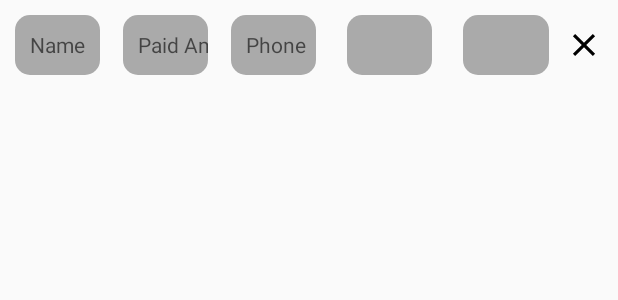
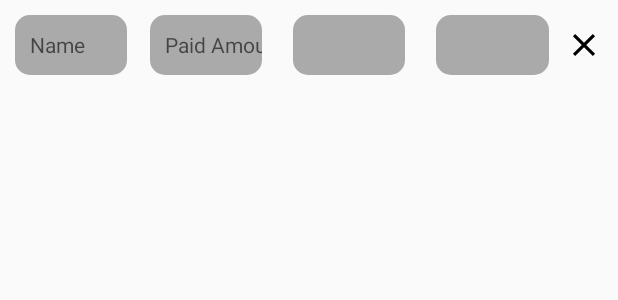
Before and after one commit to thinhlq170/Party-Calculator, an Android app: the layout row_add_member.xml on its own in the app's theme, with its tools: preview values and no code run, on a phone screen of 412 x 824 dp. Shown: the top 300 px of the screen. Run offline under Robolectric (Android 15) with nearby library versions, the phone set to English and light mode, and no system bars.

```diff
--- a/app/src/main/java/com/example/partycalculator/adapters/PartyListViewAdapter.java
+++ b/app/src/main/java/com/example/partycalculator/adapters/PartyListViewAdapter.java
@@ -48,7 +48,8 @@ public class PartyListViewAdapter extends BaseAdapter {
 
         //bind du lieu vao view
         Party party = (Party) getItem(position);
-        ((TextView) viewParty.findViewById(R.id.idparty)).setText(String.format("ID: %d", party.getId()));
+        ((TextView) viewParty.findViewById(R.id.partyId)).setText(String.format("ID: %d", party.getId()));
+        ((TextView) viewParty.findViewById(R.id.numberMem)).setText(String.format("Number of members: %d", party.getLstMember().size()));
         ((TextView) viewParty.findViewById(R.id.nameparty)).setText(String.format("Party: %s", party.getName()));
         if(party.getUpdateDate() != null && !party.getUpdateDate().isEmpty()) {
             ((TextView) viewParty.findViewById(R.id.dateparty)).setText(String.format("Last modified: %s\nCreated: %s", party.getUpdateDate(), party.getDate()));
--- a/app/src/main/res/layout/row_add_member.xml
+++ b/app/src/main/res/layout/row_add_member.xml
@@ -40,21 +40,6 @@
         tools:ignore="RtlSymmetry" />
 
     <EditText
-        android:id="@+id/edit_phone"
-        android:layout_marginStart="10dp"
-        android:layout_marginEnd="5dp"
-        android:background="@drawable/round_grey"
-        android:layout_weight="1"
-        android:hint="@string/phone"
-        android:textSize="14sp"
-        android:paddingStart="10dp"
-        android:textColor="@color/black"
-        android:layout_width="0dp"
-        android:layout_height="40dp"
-        android:inputType="phone"
-        tools:ignore="RtlSymmetry" />
-
-    <EditText
         android:id="@+id/change_amount"
         android:layout_marginStart="15dp"
         android:layout_marginEnd="5dp"
```
Also changed, not shown: app/src/main/java/com/example/partycalculator/AddActivity.java (+62 -9 lines), app/src/main/java/com/example/partycalculator/models/Party.java (+20 -2 lines), app/src/main/res/layout/activity_add.xml (+24 -25 lines), app/src/main/res/layout/party_view.xml (+7 -1 lines).
